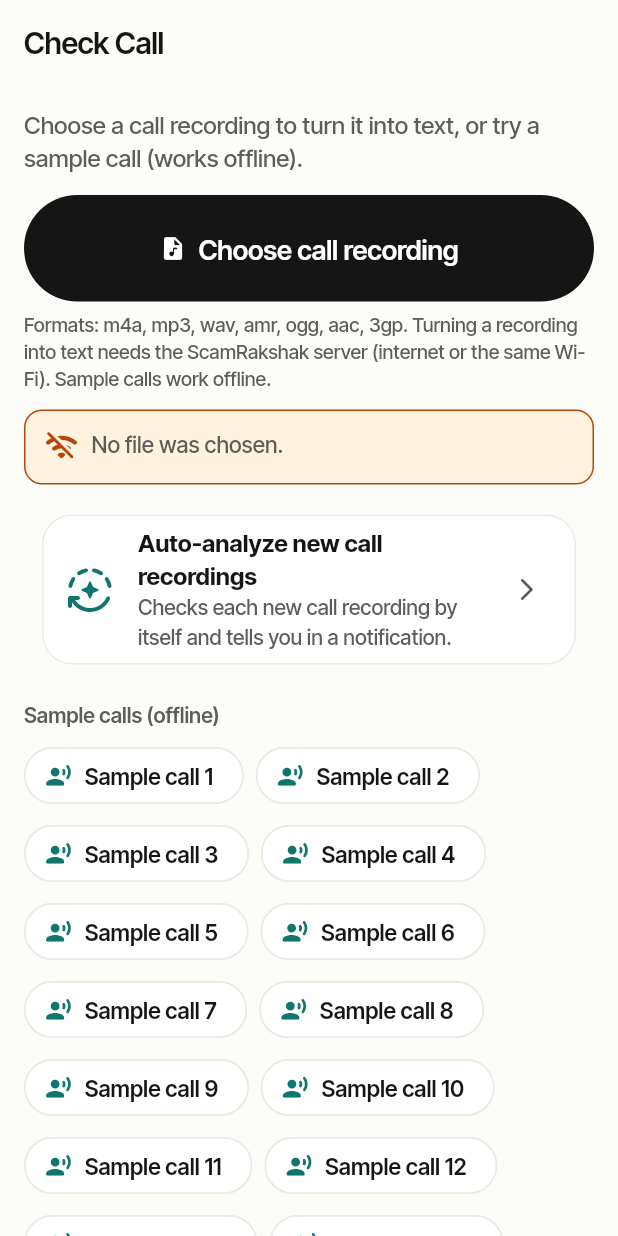
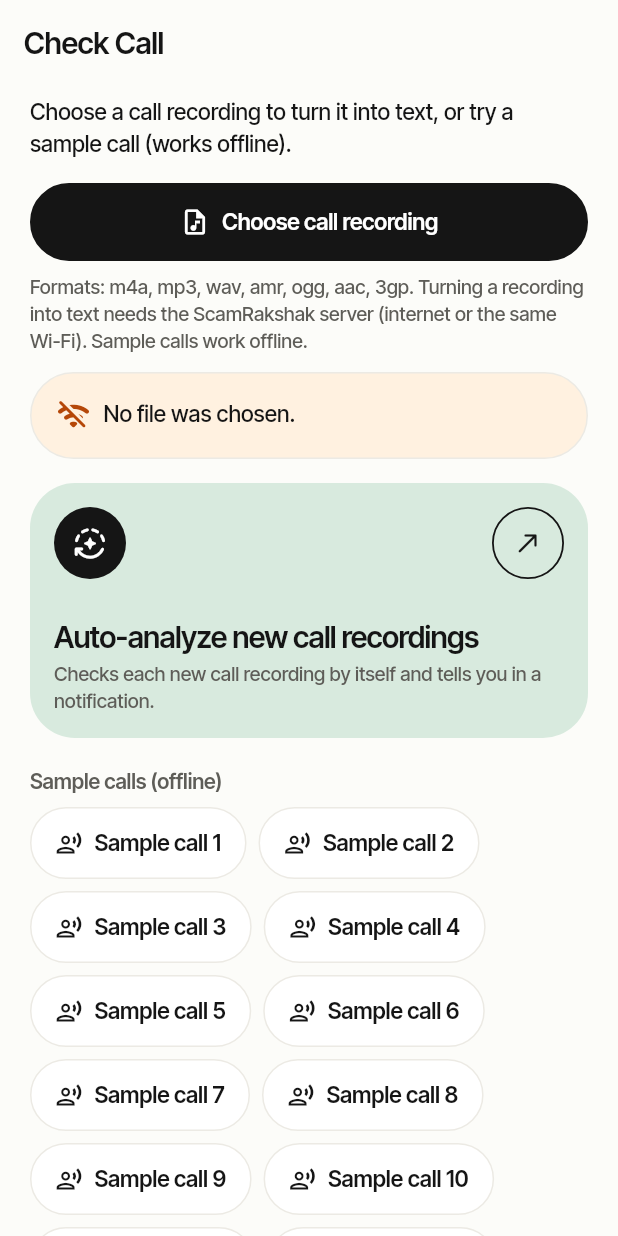
Before and after one commit to Radhikakalbhor/ScamRakshak, a Flutter app: the CallDetectorScreen screen opened by its route, after a tap on "Choose call recording", on a phone screen of 412 x 824 dp. Run offline on Flutter 3.47's test engine with Material 3 defaults, Android fonts, the phone set to English and light mode, and no system bars; our stand-ins replace audioplayers, file_picker, fl_chart, flutter_local_notifications, flutter_riverpod, go_router and 3 more; missing offline and left inert: flutter_foreground_task, mobile_scanner, record; accounts and stored records are empty.

Commit message:
style(call): migrate Check Call, recording result and shared call widgets to the design system (presentation only)

```diff
--- a/lib/features/call_detector/call_detector_screen.dart
+++ b/lib/features/call_detector/call_detector_screen.dart
@@ -9,7 +9,8 @@ import 'package:go_router/go_router.dart';
 import '../../core/api_client.dart';
 import '../../core/providers.dart';
 import '../../core/strings.dart';
-import '../../core/theme.dart';
+import '../../core/design/components.dart';
+import '../../core/design/tokens.dart';
 import '../../engine/models.dart';
 import '../dashboard/detection_history.dart';
 import '../report/report_nav.dart';
@@ -173,61 +174,58 @@ class _CallDetectorScreenState extends ConsumerState<CallDetectorScreen> {
       appBar: AppBar(title: Text(s.t('call_title'))),
       body: SafeArea(
         child: ListView(
-          padding: const EdgeInsets.all(16),
+          padding: const EdgeInsets.fromLTRB(DsSpace.xl, DsSpace.s, DsSpace.xl, DsSpace.section),
           children: [
-            Text(s.t('call_intro'), style: const TextStyle(fontSize: 16)),
-            const SizedBox(height: 14),
-            FilledButton.icon(
+            Text(s.t('call_intro'), style: DsType.body),
+            const SizedBox(height: DsSpace.l),
+            PrimaryButton(
               key: const Key('call_pick'),
+              label: s.t('call_pick_audio'),
+              icon: Icons.audio_file_outlined,
+              busy: _busy,
               onPressed: _busy || !rules.hasValue ? null : _pickAndTranscribe,
-              icon: const Icon(Icons.audio_file_rounded),
-              label: Padding(
-                padding: const EdgeInsets.symmetric(vertical: 12),
-                child: Text(s.t('call_pick_audio'), style: const TextStyle(fontSize: 18)),
-              ),
             ),
             Padding(
-              padding: const EdgeInsets.only(top: 6),
+              padding: const EdgeInsets.only(top: DsSpace.s),
               child: Text(
                 s.t('call_needs_server').replaceAll('{formats}', kCallAudioExtensions.join(', ')),
                 key: const Key('call_needs_server'),
-                style: const TextStyle(color: AppTheme.textSecondary, fontSize: 13),
+                style: DsType.small,
               ),
             ),
             if (_busy)
               Padding(
-                padding: const EdgeInsets.only(top: 12),
-                child: Row(children: [
-                  const SizedBox(width: 18, height: 18, child: CircularProgressIndicator(strokeWidth: 2)),
-                  const SizedBox(width: 10),
-                  Expanded(child: Text(s.t('call_transcribing'))),
-                ]),
+                padding: const EdgeInsets.only(top: DsSpace.m),
+                child: Text(s.t('call_transcribing'), style: DsType.body),
               ),
-            if (rules.isLoading) Padding(padding: const EdgeInsets.only(top: 8), child: Text(s.t('call_loading_rules'))),
+            if (rules.isLoading)
+              Padding(padding: const EdgeInsets.only(top: DsSpace.s), child: Text(s.t('call_loading_rules'), style: DsType.small)),
             if (rules.hasError)
               Padding(
-                padding: const EdgeInsets.only(top: 8),
-                child: Text(s.t('call_rules_error'), style: const TextStyle(color: AppTheme.errorRed)),
+                padding: const EdgeInsets.only(top: DsSpace.s),
+                child: Text(s.t('call_rules_error'), style: DsType.body.copyWith(color: DsColors.alert)),
               ),
             if (_errorKey != null) _errorBox(s.t(_errorKey!)),
             if (_errorKey != null && !_busy && widget.initialAudio != null && widget.initialAudio!.existsSync())
-              Align(
+              Padding(
+                padding: const EdgeInsets.only(top: DsSpace.s),
+                child: Align(
                   alignment: Alignment.centerLeft,
-                child: TextButton.icon(
+                  child: PillChip(
                     key: const Key('call_retry_shared'),
-                  onPressed: () => _transcribe(widget.initialAudio!),
-                  icon: const Icon(Icons.refresh_rounded),
-                  label: Text(s.t('btn_retry')),
+                    icon: Icons.refresh_rounded,
+                    label: s.t('btn_retry'),
+                    onTap: () => _transcribe(widget.initialAudio!),
                   ),
                 ),
-            const SizedBox(height: 12),
-            Card(
-              child: ListTile(
+              ),
+            const SizedBox(height: DsSpace.l),
+            FeatureCard(
               key: const Key('call_auto_entry'),
-                leading: const Icon(Icons.auto_mode_rounded, color: AppTheme.primaryTeal, size: 32),
-                title: Text(s.t('auto_entry'), style: const TextStyle(fontWeight: FontWeight.bold)),
-                subtitle: Text(s.t('auto_entry_sub')),
-                trailing: const Icon(Icons.arrow_forward_ios_rounded, size: 18),
+              color: DsColors.mint,
+              icon: Icons.auto_mode_rounded,
+              title: s.t('auto_entry'),
+              subtitle: s.t('auto_entry_sub'),
               onTap: () {
                 final router = GoRouter.maybeOf(context);
                 if (router != null) {
@@ -237,27 +235,26 @@ class _CallDetectorScreenState extends ConsumerState<CallDetectorScreen> {
                 }
               },
             ),
-            ),
-            const SizedBox(height: 16),
-            Text(s.t('call_samples'), style: const TextStyle(fontWeight: FontWeight.w600)),
-            const SizedBox(height: 6),
+            const SizedBox(height: DsSpace.xl),
+            Text(s.t('call_samples'), style: DsType.greeting),
+            const SizedBox(height: DsSpace.s),
             FutureBuilder<List<String>>(
               future: _samples,
               builder: (context, snap) {
                 final paths = snap.data ?? const <String>[];
-                return Wrap(spacing: 8, runSpacing: 4, children: [
+                return Wrap(spacing: DsSpace.s, runSpacing: DsSpace.s, children: [
                   for (var i = 0; i < paths.length; i++)
-                    ActionChip(
+                    PillChip(
                       key: Key('call_sample_$i'),
-                      avatar: const Icon(Icons.record_voice_over_rounded, size: 18),
-                      label: Text('${s.t('call_sample')} ${i + 1}'),
-                      onPressed: _busy || !rules.hasValue ? null : () => _useSample(paths[i]),
+                      icon: Icons.record_voice_over_outlined,
+                      label: '${s.t('call_sample')} ${i + 1}',
+                      onTap: _busy || !rules.hasValue ? null : () => _useSample(paths[i]),
                     ),
                 ]);
               },
             ),
             if (_result != null && _transcript != null) ...[
-              const SizedBox(height: 20),
+              const SizedBox(height: DsSpace.xxl),
               _resultView(s, _result!, _transcript!),
             ],
           ],
@@ -266,80 +263,46 @@ class _CallDetectorScreenState extends ConsumerState<CallDetectorScreen> {
     );
   }
 
-  Widget _errorBox(String msg) => Container(
+  Widget _errorBox(String msg) => Padding(
+        padding: const EdgeInsets.only(top: DsSpace.m),
+        child: SurfacePanel(
           key: const Key('call_error'),
-        margin: const EdgeInsets.only(top: 12),
-        padding: const EdgeInsets.all(12),
-        decoration: BoxDecoration(
-          color: const Color(0xFFFFF3E0),
-          borderRadius: BorderRadius.circular(12),
-          border: Border.all(color: AppTheme.warningOrange),
+          color: DsColors.cautionSoft,
+          padding: const EdgeInsets.all(DsSpace.l),
+          child: Row(crossAxisAlignment: CrossAxisAlignment.start, children: [
+            const Icon(Icons.wifi_off_rounded, color: DsColors.caution),
+            const SizedBox(width: DsSpace.s),
+            Expanded(child: Text(msg, style: DsType.body)),
+          ]),
         ),
-        child: Row(crossAxisAlignment: CrossAxisAlignment.start, children: [
-          const Icon(Icons.wifi_off_rounded, color: AppTheme.warningOrange),
-          const SizedBox(width: 8),
-          Expanded(child: Text(msg, style: const TextStyle(fontSize: 15))),
-        ]),
       );
 
-  Color _riskColor(String risk) => switch (risk) {
-        'high' => AppTheme.errorRed,
-        'medium' => AppTheme.warningOrange,
-        _ => AppTheme.successGreen,
-      };
-
   Widget _resultView(S s, CallResult r, String transcript) {
-    final color = _riskColor(r.risk);
     final type = mainScriptType(r);
     return Column(crossAxisAlignment: CrossAxisAlignment.stretch, children: [
-      Container(
+      VerdictBanner(
         key: const Key('call_risk'),
-        padding: const EdgeInsets.all(18),
-        decoration: BoxDecoration(color: color, borderRadius: BorderRadius.circular(18)),
-        child: Row(children: [
-          Icon(r.risk == 'low' ? Icons.verified_user_rounded : Icons.phone_locked_rounded,
-              color: Colors.white, size: 48),
-          const SizedBox(width: 14),
-          Expanded(
-            child: Column(crossAxisAlignment: CrossAxisAlignment.start, children: [
-              Text(s.t('risk_${r.risk}'),
-                  style: const TextStyle(color: Colors.white, fontSize: 24, fontWeight: FontWeight.bold)),
-              if (type != null && r.risk != 'low')
-                Text('${s.t('call_detected_type')}: ${s.t('script_$type')}',
-                    style: const TextStyle(color: Colors.white, fontSize: 17)),
-            ]),
+        verdict: riskVerdict(r.risk),
+        icon: r.risk == 'low' ? Icons.verified_user_outlined : Icons.phone_locked_outlined,
+        title: s.t('risk_${r.risk}'),
+        lines: [if (type != null && r.risk != 'low') '${s.t('call_detected_type')}: ${s.t('script_$type')}'],
       ),
-        ]),
-      ),
-      const SizedBox(height: 12),
-      Text(s.t(callNoteKey(r)), key: const Key('call_note'), style: const TextStyle(fontSize: 16)),
-      if (r.matches.isNotEmpty) ...[const SizedBox(height: 10), CallTriggerList(result: r)],
-      const SizedBox(height: 16),
-      Text(s.t('call_transcript'), style: Theme.of(context).textTheme.titleLarge),
-      if (r.matches.isNotEmpty)
-        Text(s.t('call_highlight_note'), style: const TextStyle(color: AppTheme.textSecondary)),
-      const SizedBox(height: 6),
-      Card(
-        child: Padding(
-          padding: const EdgeInsets.all(14),
-          child: Text.rich(
-            key: const Key('call_transcript'),
-            callTranscriptSpan(transcript, r.matches),
-            style: const TextStyle(fontSize: 17, height: 1.5, color: AppTheme.textPrimary),
-          ),
-        ),
-      ),
+      const SizedBox(height: DsSpace.l),
+      Text(s.t(callNoteKey(r)), key: const Key('call_note'), style: DsType.body),
+      if (r.matches.isNotEmpty) ...[const SizedBox(height: DsSpace.m), CallTriggerList(result: r)],
+      const SizedBox(height: DsSpace.xl),
+      Text(s.t('call_transcript'), style: DsType.section),
+      if (r.matches.isNotEmpty) Text(s.t('call_highlight_note'), style: DsType.small),
+      const SizedBox(height: DsSpace.s),
+      CallTranscriptCard(transcript: transcript, matches: r.matches, textKey: const Key('call_transcript')),
       if (r.risk != 'low') ...[
-        const SizedBox(height: 12),
-        FilledButton.icon(
+        const SizedBox(height: DsSpace.l),
+        PrimaryButton(
           key: const Key('call_report'),
-          style: FilledButton.styleFrom(backgroundColor: AppTheme.errorRed),
+          label: s.t('call_report'),
+          icon: Icons.report_outlined,
+          color: DsColors.alert,
           onPressed: () => openReport(context, type: 'call'),
-          icon: const Icon(Icons.report_rounded),
-          label: Padding(
-            padding: const EdgeInsets.symmetric(vertical: 10),
-            child: Text(s.t('call_report'), style: const TextStyle(fontSize: 18)),
-          ),
         ),
       ],
     ]);
```
Also changed, not shown: lib/features/call_detector/call_triggers.dart (+38 -12 lines), lib/features/call_detector/recording_result_screen.dart (+62 -101 lines), 3 other files. Lines whose indentation alone changed are shown as unchanged.
